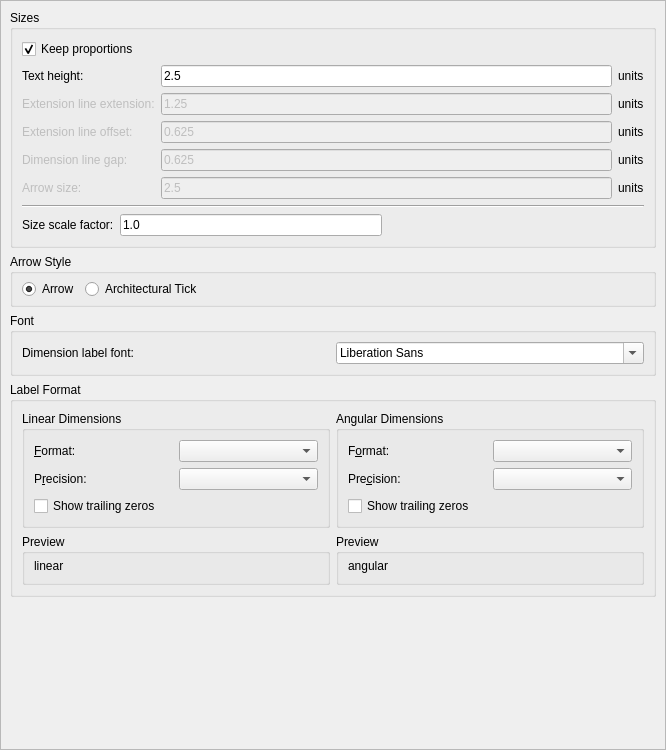
Before: the Qt Designer form scripts/Edit/DrawingPreferences/DimensionSettings/PreferencesPage.ui in qcad/qcad, drawn with Qt 5.
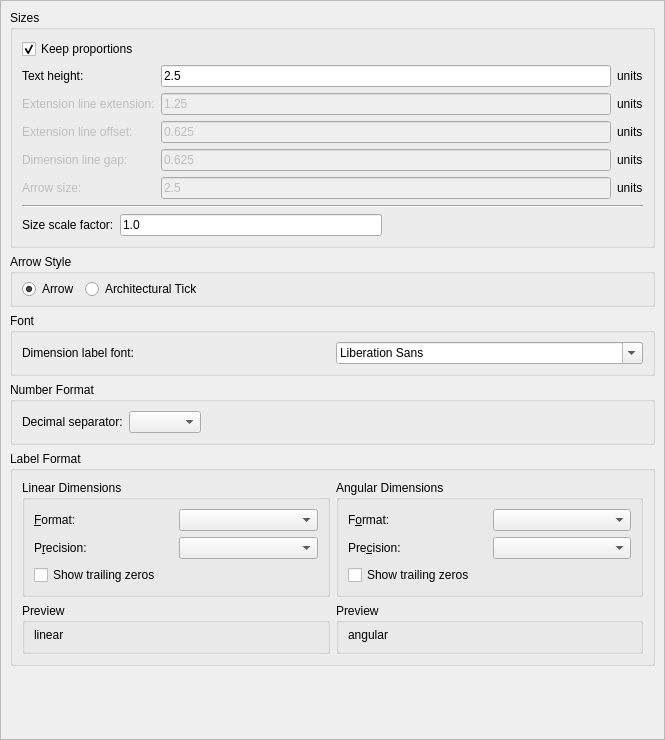
After: the same form once the commit is applied. Custom widgets are drawn as their Qt base class.

Commit message:
add support for DIMDSEP (decimal point for dimension labels)
based on teegee's contribution:
https://github.com/teegee/qcad/commit/
d1731a2b3cb61d4329c26d4857a1680658a950a2

What changed in the file:
```diff
--- a/scripts/Edit/DrawingPreferences/DimensionSettings/PreferencesPage.ui
+++ b/scripts/Edit/DrawingPreferences/DimensionSettings/PreferencesPage.ui
@@ -6,8 +6,8 @@
    <rect>
     <x>0</x>
     <y>0</y>
-    <width>666</width>
-    <height>750</height>
+    <width>665</width>
+    <height>740</height>
    </rect>
   </property>
   <property name="widgetResizable">
@@ -18,8 +18,8 @@
     <rect>
      <x>0</x>
      <y>0</y>
-     <width>2752</width>
-     <height>733</height>
+     <width>663</width>
+     <height>738</height>
     </rect>
    </property>
    <layout class="QVBoxLayout" name="verticalLayout_2">
@@ -313,6 +313,38 @@
       </layout>
      </widget>
     </item>
+    <item>
+     <widget class="QGroupBox" name="groupBox">
+      <property name="title">
+       <string>Number Format</string>
+      </property>
+      <layout class="QHBoxLayout" name="horizontalLayout_3">
+       <item>
+        <widget class="QLabel" name="label_12">
+         <property name="text">
+          <string>Decimal separator:</string>
+         </property>
+        </widget>
+       </item>
+       <item>
+        <widget class="QComboBox" name="DecimalPoint"/>
+       </item>
+       <item>
+        <spacer name="horizontalSpacer_3">
+         <property name="orientation">
+          <enum>Qt::Horizontal</enum>
+         </property>
+         <property name="sizeHint" stdset="0">
+          <size>
+           <width>365</width>
+           <height>20</height>
+          </size>
+         </property>
+        </spacer>
+       </item>
+      </layout>
+     </widget>
+    </item>
     <item>
      <widget class="QGroupBox" name="gbDimensionFormat">
       <property name="title">
```
The commit also changes 5 other files.
